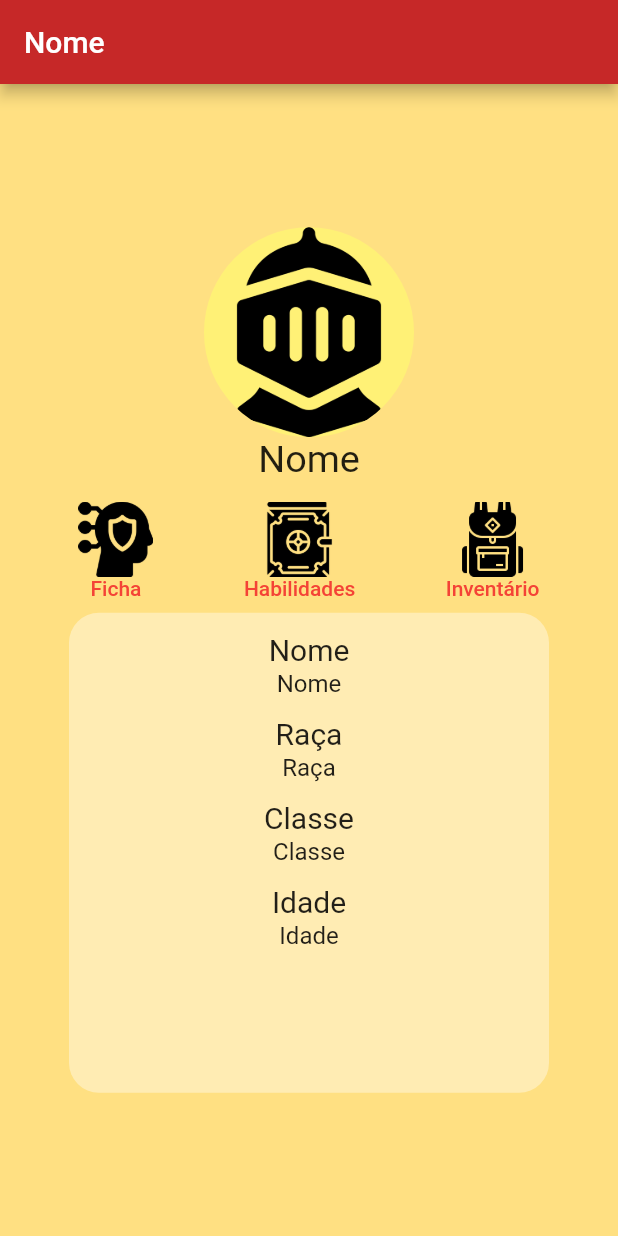
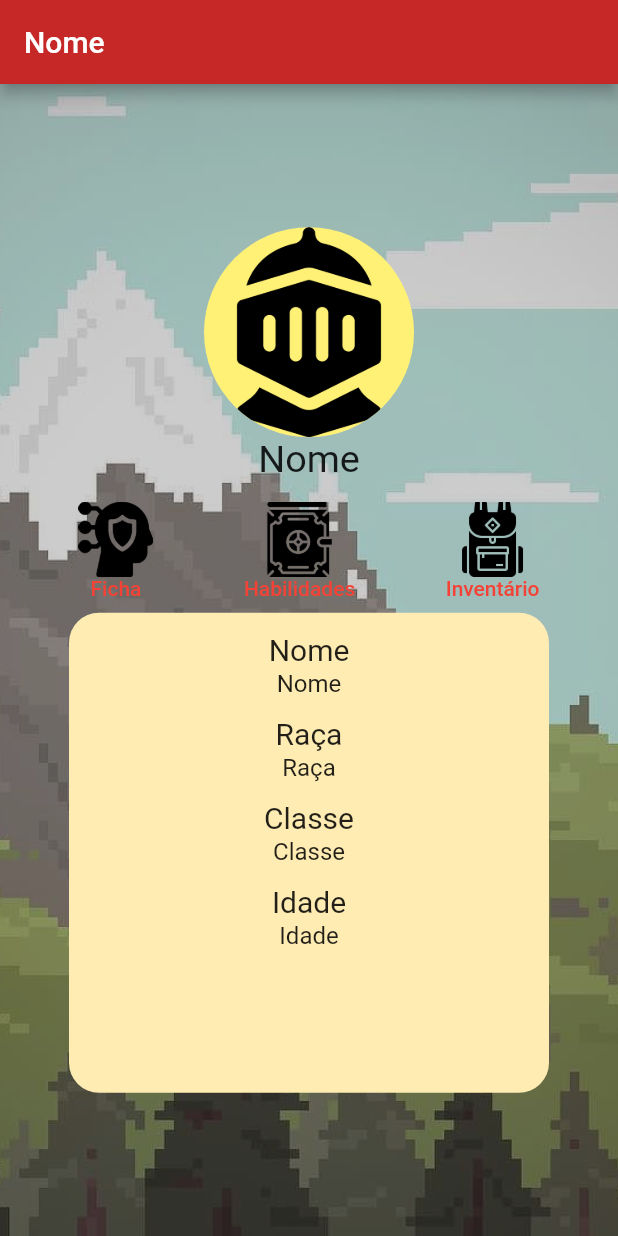
Before and after one commit to jemchaicoski/TraslateRPGApp, a Flutter app: the screen it shows after launch, on a phone screen of 412 x 824 dp. Run offline on Flutter 3.47's test engine with Material 2 defaults, Android fonts, the light colour scheme and no system bars.

Commit message:
Background custom image feature working

```diff
--- /dev/null
+++ b/translate_rpg_app/lib/components/BackgroundImageWidget.dart
@@ -0,0 +1,25 @@
+import 'package:flutter/material.dart';
+
+class BackgroundImageWidget extends StatelessWidget {
+  final Widget child;
+  final ImageProvider image;
+
+  const BackgroundImageWidget({
+    Key key,
+    @required this.image,
+    @required this.child,
+  }) : super(key: key);
+
+  @override
+  Widget build(BuildContext context) => Container(
+        decoration: BoxDecoration(
+          image: DecorationImage(
+            image: image,
+            fit: BoxFit.cover,
+            colorFilter: ColorFilter.mode(
+                Colors.black.withOpacity(0.2), BlendMode.darken),
+          ),
+        ),
+        child: child,
+      );
+}
--- a/translate_rpg_app/lib/pages/MyCharacterPage.dart
+++ b/translate_rpg_app/lib/pages/MyCharacterPage.dart
@@ -1,4 +1,5 @@
 import 'package:flutter/material.dart';
+import 'package:translate_rpg_app/components/BackgroundImageWidget.dart';
 import 'package:translate_rpg_app/components/ButtonsRow.dart';
 import 'package:translate_rpg_app/components/ImageIconWidget.dart';
 import 'package:translate_rpg_app/components/InformationPanel.dart';
@@ -15,14 +16,15 @@ class MyCharacterPage extends StatefulWidget {
 class _MyCharacterPageState extends State<MyCharacterPage> {
   @override
   Widget build(BuildContext context) {
-    return Scaffold(
-      appBar: AppBar(
-        backgroundColor: Colors.red[800],
-        title: Text(widget.characterName),
-      ),
-
-      body: Center(
-        child: Column(
+    return BackgroundImageWidget(
+      image: AssetImage("images/backgrounds/wallpaper_montain_pixelart.jpg"),
+      child: Scaffold(
+        backgroundColor: Colors.transparent,
+        appBar: AppBar(
+          backgroundColor: Colors.red[800],
+          title: Text(widget.characterName),
+        ),
+        body: Column(
           crossAxisAlignment: CrossAxisAlignment.center,
           mainAxisAlignment: MainAxisAlignment.center,
           children: [
@@ -37,8 +39,6 @@ class _MyCharacterPageState extends State<MyCharacterPage> {
           ],
         ),
       ),
-      backgroundColor: Colors.amber[200],
-      //bottomNavigationBar: NavegationBar(),
     );
   }
 }
--- a/translate_rpg_app/pubspec.yaml
+++ b/translate_rpg_app/pubspec.yaml
@@ -40,6 +40,7 @@ dev_dependencies:
 flutter:
   assets:
     - images/icons/
+    - images/backgrounds/
 
   # The following line ensures that the Material Icons font is
   # included with your application, so that you can use the icons in
```
Also changed, not shown: translate_rpg_app/images/backgrounds/wallpaper_montain_pixelart.jpg (added).
